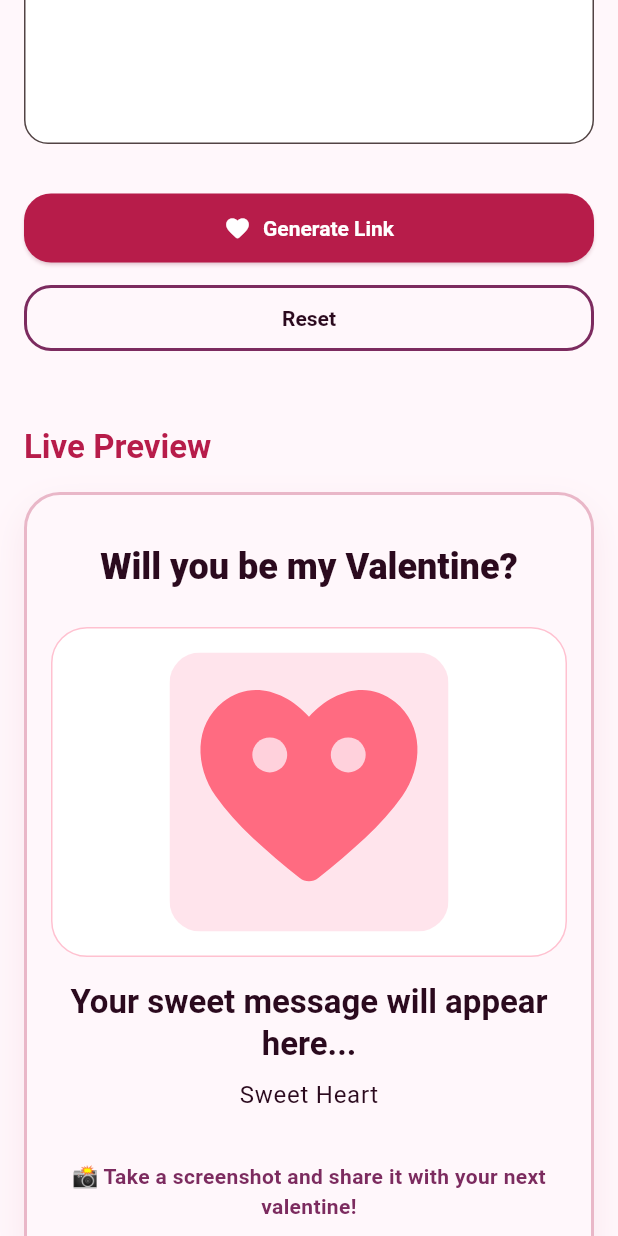
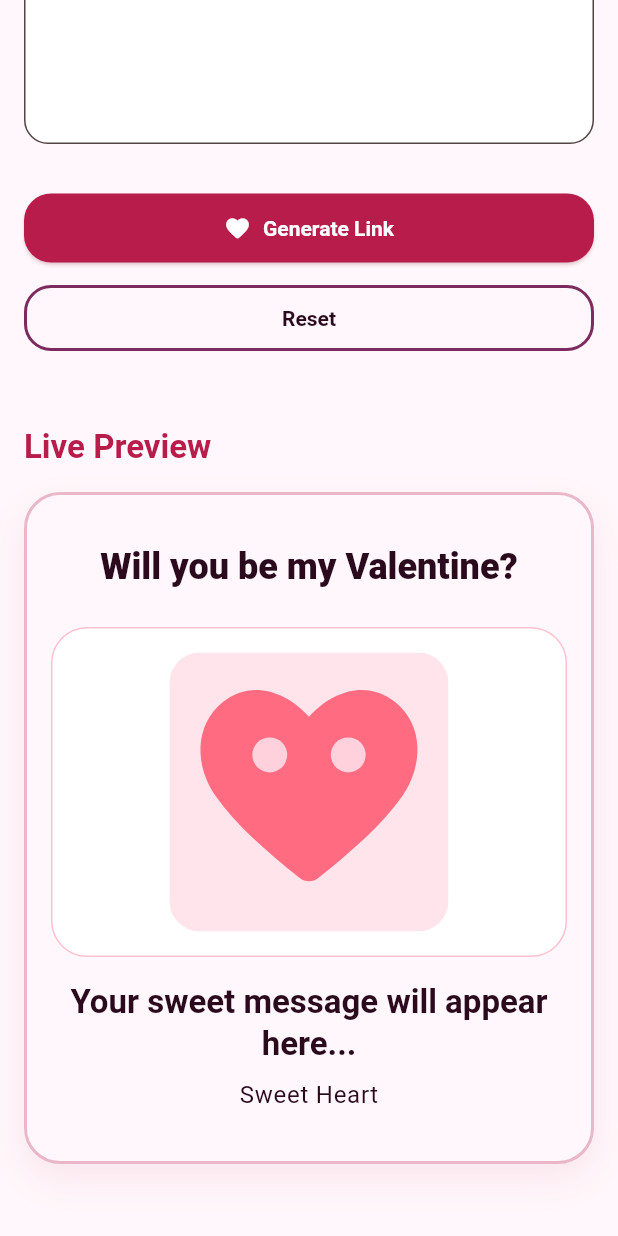
Before and after one commit to maherjaafar/valentine-creator, a Flutter app: the screen it shows after launch, scrolled down 842 dp, on a phone screen of 412 x 824 dp. Run offline on Flutter 3.47's test engine with Material 3 defaults, Android fonts, the phone set to English and light mode, and no system bars; our stand-ins replace audioplayers, cloud_firestore, confetti, firebase_core, flutter_svg; accounts and stored records are empty.

Commit message:
Remove screenshot sharing prompt from the Create Invite page to streamline the user interface.

```diff
--- a/lib/presentation/pages/create_invite_page.dart
+++ b/lib/presentation/pages/create_invite_page.dart
@@ -436,15 +436,6 @@ class _CreateInvitePageState extends State<CreateInvitePage> {
                           ],
                           const SizedBox(height: 8),
                           Text(_selectedImage.title, style: Theme.of(context).textTheme.bodyLarge),
-                          const SizedBox(height: 32),
-                          Text(
-                            '📸 Take a screenshot and share it with your next valentine!',
-                            style: Theme.of(context).textTheme.bodyMedium?.copyWith(
-                              fontWeight: FontWeight.w600,
-                              color: const Color(0xFF7C2B5F),
-                            ),
-                            textAlign: TextAlign.center,
-                          ),
                         ],
                       ),
                     ),
```
